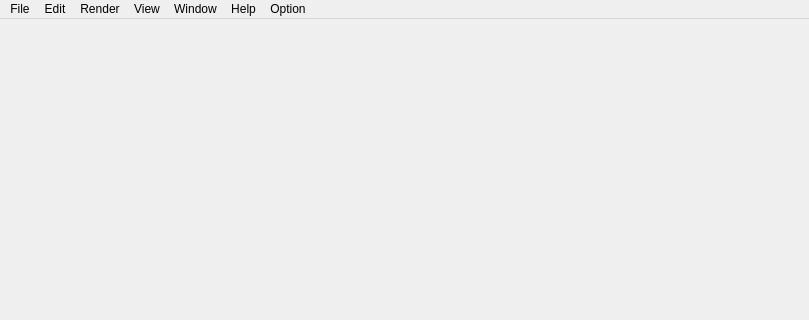
Above: ui/zenoedit/zenomainwindow.ui from zenustech/zeno before the change; both pictures show x 0 to 809 and y 0 to 320 of the 809 by 611 pixel window. Below: the same form after it.
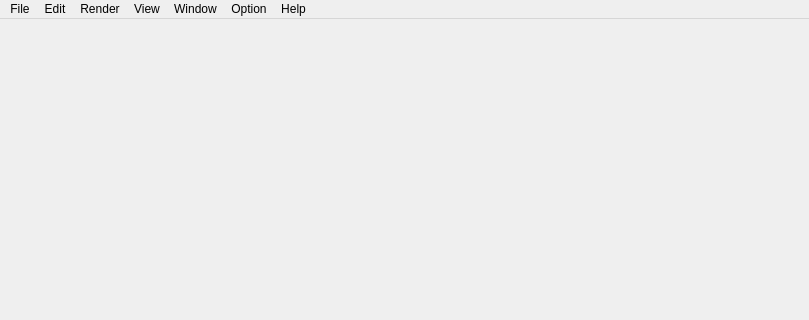
That is the form after the change.

Patch:
```diff
--- a/ui/zenoedit/zenomainwindow.ui
+++ b/ui/zenoedit/zenomainwindow.ui
@@ -23,7 +23,7 @@
      <x>0</x>
      <y>0</y>
      <width>809</width>
-     <height>22</height>
+     <height>23</height>
     </rect>
    </property>
    <widget class="QMenu" name="menuFile">
@@ -148,8 +148,8 @@
    <addaction name="menuRender"/>
    <addaction name="menuView"/>
    <addaction name="menuWindow"/>
-   <addaction name="menuHelp"/>
    <addaction name="menuOption"/>
+   <addaction name="menuHelp"/>
   </widget>
   <widget class="QStatusBar" name="statusbar">
    <property name="styleSheet">
```
Left out of the diff: 6 changed lines with no effect on the pictures.
